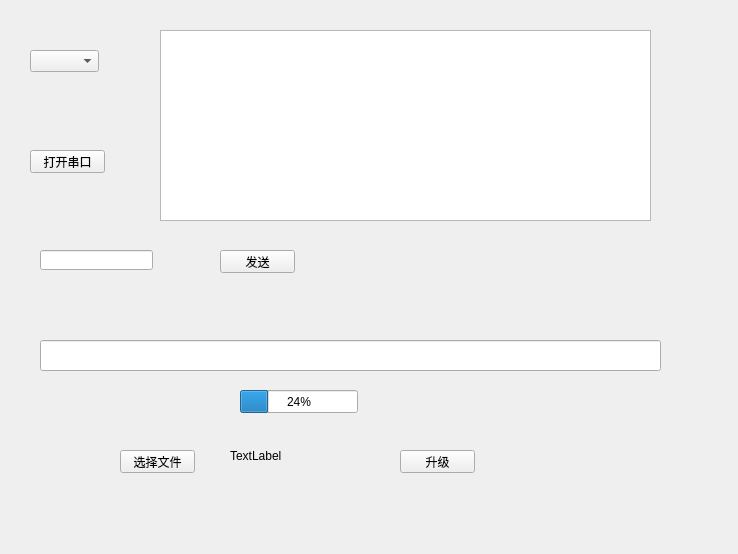
First picture: the form in untitled/my_widget.ui, repository mokart/qt_test_iap1, before the edit.
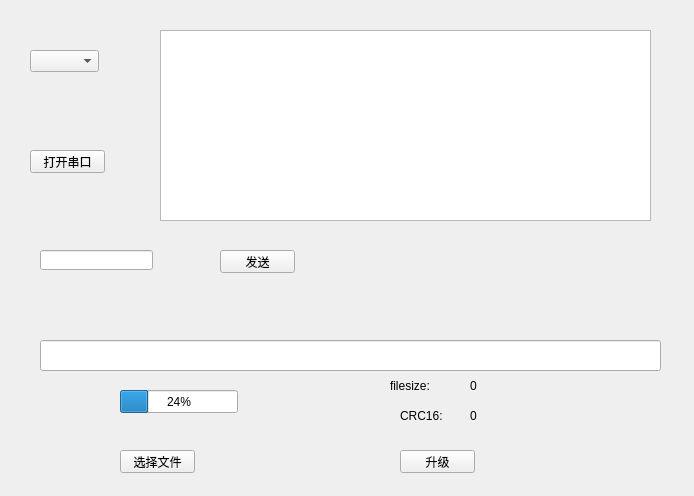
Second picture: the form after the edit.

Patch:
```diff
--- a/untitled/my_widget.ui
+++ b/untitled/my_widget.ui
@@ -6,8 +6,8 @@
    <rect>
     <x>0</x>
     <y>0</y>
-    <width>738</width>
-    <height>554</height>
+    <width>694</width>
+    <height>496</height>
    </rect>
   </property>
   <property name="windowTitle">
@@ -108,20 +108,20 @@
   <widget class="QLabel" name="label_checksum">
    <property name="geometry">
     <rect>
-     <x>230</x>
-     <y>440</y>
+     <x>470</x>
+     <y>400</y>
      <width>101</width>
      <height>31</height>
     </rect>
    </property>
    <property name="text">
-    <string>TextLabel</string>
+    <string>0</string>
    </property>
   </widget>
   <widget class="QProgressBar" name="progressBar">
    <property name="geometry">
     <rect>
-     <x>240</x>
+     <x>120</x>
      <y>390</y>
      <width>118</width>
      <height>23</height>
@@ -131,6 +131,45 @@
     <number>24</number>
    </property>
   </widget>
+  <widget class="QLabel" name="label">
+   <property name="geometry">
+    <rect>
+     <x>400</x>
+     <y>410</y>
+     <width>54</width>
+     <height>12</height>
+    </rect>
+   </property>
+   <property name="text">
+    <string>CRC16:</string>
+   </property>
+  </widget>
+  <widget class="QLabel" name="label_2">
+   <property name="geometry">
+    <rect>
+     <x>390</x>
+     <y>380</y>
+     <width>54</width>
+     <height>12</height>
+    </rect>
+   </property>
+   <property name="text">
+    <string>filesize:</string>
+   </property>
+  </widget>
+  <widget class="QLabel" name="label_filesize">
+   <property name="geometry">
+    <rect>
+     <x>470</x>
+     <y>380</y>
+     <width>54</width>
+     <height>12</height>
+    </rect>
+   </property>
+   <property name="text">
+    <string>0</string>
+   </property>
+  </widget>
  </widget>
  <layoutdefault spacing="6" margin="11"/>
  <resources/>
```
